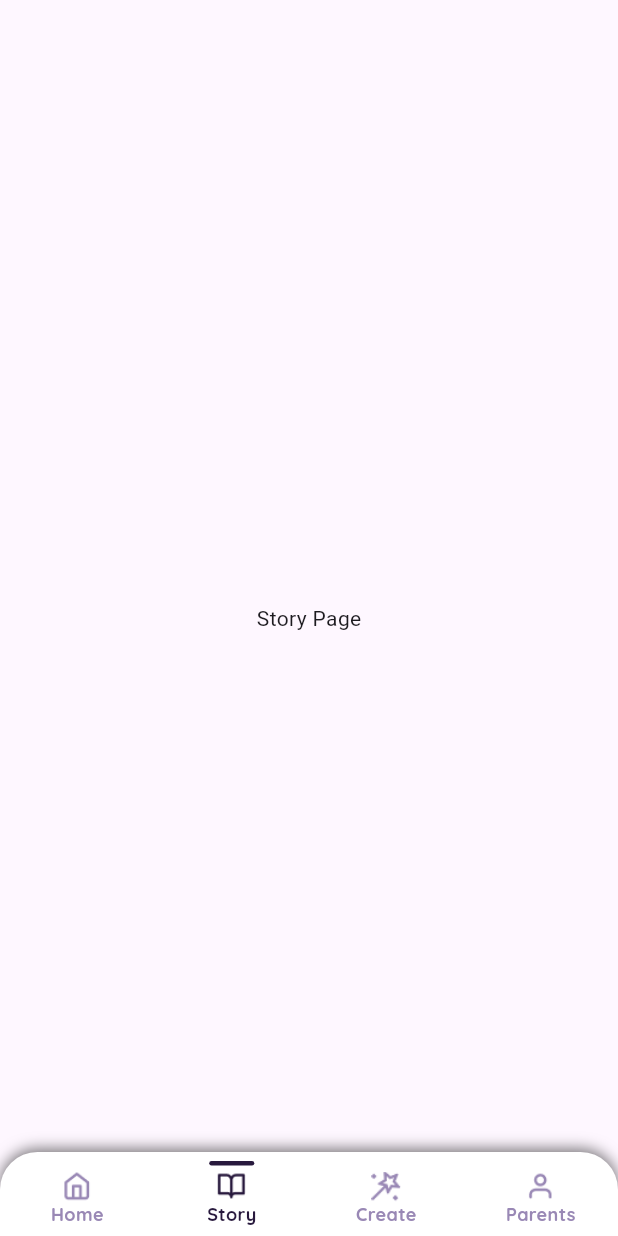
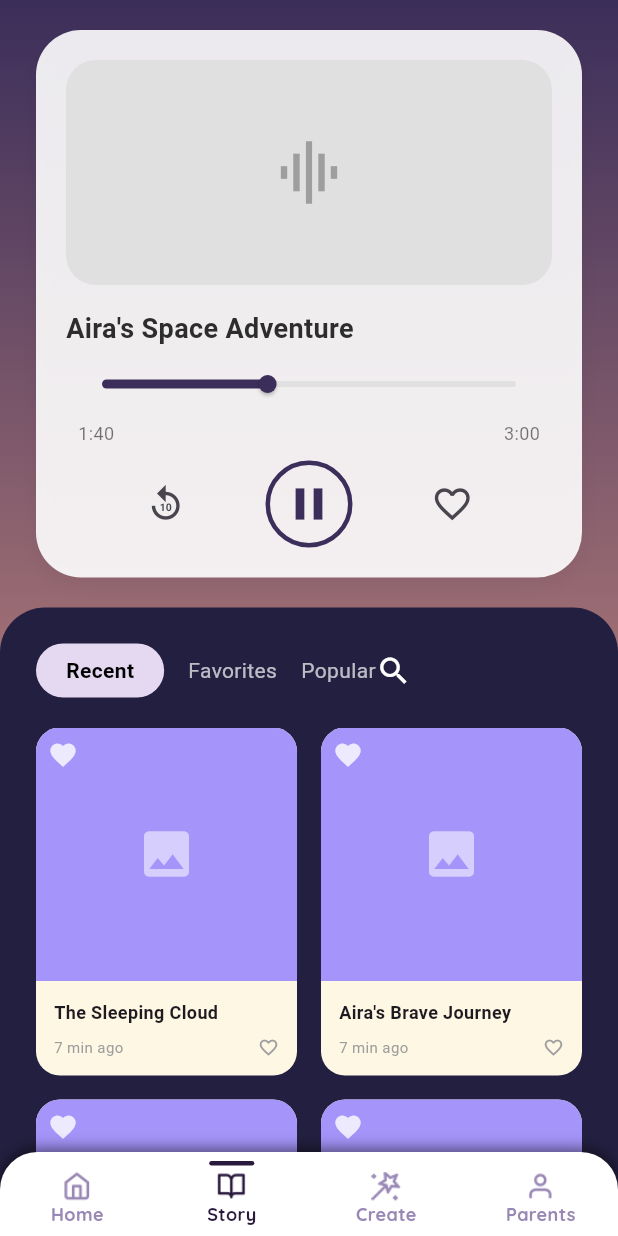
Before and after one commit to Wapikkk/talepuff_app, a Flutter app: the MainNavigationView screen opened by its route, item 2 of the bottom bar chosen, on a phone screen of 412 x 824 dp. Run offline on Flutter 3.47's test engine with Material 3 defaults, Android fonts, the phone set to English and light mode, and no system bars; our stand-ins replace firebase_auth, firebase_core, google_sign_in, image_cropper, image_picker, shared_preferences; accounts and stored records are empty; network calls fail.

Commit message:
feat: create story page

```diff
--- a/lib/data/services/auth_service.dart
+++ b/lib/data/services/auth_service.dart
@@ -3,7 +3,7 @@ import 'package:http/http.dart' as http;
 import 'package:flutter/cupertino.dart';
 
 class AuthService {
-  final String baseUrl = "http://192.168.0.104:8080/api";
+  final String baseUrl = "http://192.168.100.83:8080/api";
 
   Future<void> registerToBackend({
     required String firebaseUid,
--- a/lib/main.dart
+++ b/lib/main.dart
@@ -30,6 +30,9 @@ import 'ui/views/settings/update_email_view.dart';
 import 'ui/views/create_story/create_story_view.dart';
 import 'ui/view_models/create_story_view_model.dart';
 
+import 'ui/views/story/story_view.dart';
+import 'ui/view_models/story_view_model.dart';
+
 void main() async {
   WidgetsFlutterBinding.ensureInitialized();
   await Firebase.initializeApp();
@@ -53,6 +56,7 @@ void main() async {
         ChangeNotifierProvider(create: (_) => SettingsViewModel()),
         ChangeNotifierProvider(create: (_) => UpdateSettingsViewModel()),
         ChangeNotifierProvider(create: (_) => CreateStoryViewModel()),
+        ChangeNotifierProvider(create: (_) => StoryViewModel()),
       ],
       child: const MyApp(),
     ),
@@ -79,6 +83,8 @@ class MyApp extends StatelessWidget {
         '/update_child_name': (context) => const UpdateChildNameView(),
         '/update_email': (context) => const UpdateEmailView(),
         '/update_password': (context) => const UpdatePasswordView(),
+        '/story': (context) => const StoryView(),
+        '/create_story': (context) => const CreateStoryView(),
       },
     );
   }
--- a/lib/ui/view_models/parent_view_model.dart
+++ b/lib/ui/view_models/parent_view_model.dart
@@ -98,7 +98,7 @@ class ParentViewModel extends ChangeNotifier{
     try {
       var request = http.MultipartRequest(
         'POST',
-        Uri.parse('http://192.168.0.104:8080/api/child/upload-photo/$childId'),
+        Uri.parse('http://192.168.100.83:8080/api/child/upload-photo/$childId'),
       );
 
       request.files.add(await http.MultipartFile.fromPath('photo', _imagePreview!.path));
--- /dev/null
+++ b/lib/ui/view_models/story_view_model.dart
@@ -0,0 +1,21 @@
+import 'package:flutter/material.dart';
+
+class StoryViewModel extends ChangeNotifier {
+  bool _isLoading = false;
+  bool get isLoading => _isLoading;
+
+  String _storyText = "";
+  String get storyText => _storyText;
+
+  Future<void> generateStory(String category, String sentiment) async {
+    _isLoading = true;
+    notifyListeners();
+
+    // TODO: Input logic HTTP Request to FastAPI and Audio Player in here
+    await Future.delayed(const Duration(seconds: 2));
+    _storyText = "Stories about $category with a $sentiment vibe will appear here.";
+
+    _isLoading = false;
+    notifyListeners();
+  }
+}
--- a/lib/ui/view_models/update_settings_view_model.dart
+++ b/lib/ui/view_models/update_settings_view_model.dart
@@ -13,7 +13,7 @@ class UpdateSettingsViewModel extends ChangeNotifier {
     _setLoading(true);
 
     try {
-      final url = Uri.parse('http://192.168.0.104:8080/api/child/update-name/$childId');
+      final url = Uri.parse('http://192.168.100.83:8080/api/child/update-name/$childId');
       final response = await http.put(
         url,
         body: jsonEncode({'name': newName.trim()}),
@@ -55,7 +55,7 @@ class UpdateSettingsViewModel extends ChangeNotifier {
       await user.verifyBeforeUpdateEmail(newEmail);
       await user.reload();
 
-      final url = Uri.parse('http://192.168.100.56:8080/api/user/update-email/${user.uid}');
+      final url = Uri.parse('http://192.168.100.83:8080/api/user/update-email/${user.uid}');
       final response = await http.put(
         url,
         body: jsonEncode({'email': newEmail.trim()}),
--- a/lib/ui/views/main_navigation_view.dart
+++ b/lib/ui/views/main_navigation_view.dart
@@ -5,6 +5,7 @@ import '../../../ui/views/home/home_view.dart';
 import '../../../ui/views/parent/parent_view.dart';
 import '../../../ui/widgets/bottom_navbar.dart';
 import '../../../ui/views/create_story/create_story_view.dart';
+import '../../../ui/views/story/story_view.dart';
 
 class MainNavigationView extends StatelessWidget{
   const MainNavigationView ({super.key});
@@ -13,7 +14,7 @@ class MainNavigationView extends StatelessWidget{
   Widget build(BuildContext context) {
     final List<Widget> pages = [
       const HomeView(),
-      const Center(child: Text("Story Page")),
+      const StoryView(),
       const CreateStoryView(),
       const ParentView(),
     ];
--- /dev/null
+++ b/lib/ui/views/story/story_view.dart
@@ -0,0 +1,38 @@
+import 'package:flutter/material.dart';
+import '../../widgets/story/audio_player_card.dart';
+import '../../widgets/story/story_list_panel.dart';
+
+class StoryView extends StatelessWidget {
+  const StoryView({super.key});
+
+  @override
+  Widget build(BuildContext context) {
+    return Scaffold(
+      body: Container(
+        decoration: const BoxDecoration(
+          gradient: LinearGradient(
+            begin: Alignment.topCenter,
+            end: Alignment.bottomCenter,
+            colors: [
+              Color(0xFF3B2E5A),
+              Color(0xFFF9A88B),
+            ],
+          ),
+        ),
+        child: SafeArea(
+          bottom: false,
+          child: Stack(
+            children: [
+              const Column(
+                children: [
+                  AudioPlayerCard(),
+                  Expanded(child: StoryListPanel()),
+                ],
+              ),
+            ],
+          ),
+        ),
+      ),
+    );
+  }
+}
--- a/lib/ui/widgets/parent/child_profile_photo.dart
+++ b/lib/ui/widgets/parent/child_profile_photo.dart
@@ -35,7 +35,7 @@ class ChildProfilePhoto extends StatelessWidget {
                   backgroundImage: parentVM.imagePreview != null
                       ? FileImage(parentVM.imagePreview!) as ImageProvider
                       : (parentVM.currentPhotoUrl != null
-                          ? NetworkImage("http://192.168.100.56:8080${parentVM.currentPhotoUrl}")
+                          ? NetworkImage("http://192.168.100.83:8080${parentVM.currentPhotoUrl}")
                           : const AssetImage(AppAssets.mascotHarimauSumatera)),
                 ),
               ),
@@ -78,7 +78,7 @@ class ChildProfilePhoto extends StatelessWidget {
 
     if (childId == null || childId == "null") {
       ScaffoldMessenger.of(context).showSnackBar(
-        const SnackBar(content: Text("Data anak belum dimuat!")),
+        const SnackBar(content: Text("Child's data has not yet been loaded!")),
       );
       return;
     }
--- /dev/null
+++ b/lib/ui/widgets/story/audio_player_card.dart
@@ -0,0 +1,104 @@
+import 'package:flutter/material.dart';
+
+class AudioPlayerCard extends StatelessWidget{
+  const AudioPlayerCard({super.key});
+
+  @override
+  Widget build(BuildContext context) {
+    return Container(
+      margin: const EdgeInsets.symmetric(horizontal: 24, vertical: 20),
+      padding: const EdgeInsets.all(20),
+      decoration: BoxDecoration(
+        color: Colors.white.withValues(alpha: 0.9),
+        borderRadius: BorderRadius.circular(30),
+        boxShadow: [
+          BoxShadow(
+            color: Colors.black.withValues(alpha: 0.05),
+            blurRadius: 10,
+            offset: const Offset(0, 5),
+          ),
+        ],
+      ),
+
+      child: Column(
+        mainAxisSize: MainAxisSize.min,
+        crossAxisAlignment: CrossAxisAlignment.start,
+        children: [
+          Container(
+            height: 150,
+            width: double.infinity,
+            decoration: BoxDecoration(
+              color: Colors.grey[300],
+              borderRadius: BorderRadius.circular(20),
+            ),
+            child: const Center(
+              child: Icon(Icons.graphic_eq, size: 50, color: Colors.grey),
+            ),
+          ),
+
+          const SizedBox(height: 16),
+
+          const Text(
+            "Aira's Space Adventure",
+            style: TextStyle(
+              fontSize: 18,
+              fontWeight: FontWeight.bold,
+              color: Color(0xFF2D2D2D),
+            ),
+          ),
+
+          SliderTheme(
+            data: SliderTheme.of(context).copyWith(
+              thumbShape: const RoundSliderThumbShape(enabledThumbRadius: 6),
+              trackHeight: 4,
+              activeTrackColor: const Color(0xFF3B2E5A),
+              inactiveTrackColor: Colors.grey[300],
+              thumbColor: const Color(0xFF3B2E5A),
+            ),
+            child: Slider(
+              value: 0.4,
+              onChanged: (value) {},
+            ),
+          ),
+
+          const Padding(
+            padding: EdgeInsets.symmetric(horizontal: 8.0),
+            child: Row(
+              mainAxisAlignment: MainAxisAlignment.spaceBetween,
+              children: [
+                Text("1:40", style: TextStyle(fontSize: 12, color: Colors.black54)),
+                Text("3:00", style: TextStyle(fontSize: 12, color: Colors.black54)),
+              ],
+            ),
+          ),
+
+          const SizedBox(height: 10),
+
+          Row(
+            mainAxisAlignment: MainAxisAlignment.spaceEvenly,
+            children: [
+              IconButton(
+                icon: const Icon(Icons.replay_10, size: 28),
+                onPressed: () {},
+              ),
+              Container(
+                decoration: BoxDecoration(
+                  shape: BoxShape.circle,
+                  border: Border.all(color: const Color(0xFF3B2E5A), width: 3),
+                ),
+                child: IconButton(
+                  icon: const Icon(Icons.pause, size: 36, color: Color(0xFF3B2E5A)),
+                  onPressed: () {},
+                ),
+              ),
+              IconButton(
+                icon: const Icon(Icons.favorite_border, size: 28),
+                onPressed: () {},
+              ),
+            ],
+          ),
+        ],
+      ),
+    );
+  }
+}
--- /dev/null
+++ b/lib/ui/widgets/story/story_card.dart
@@ -0,0 +1,59 @@
+import 'package:flutter/material.dart';
+
+class StoryCard extends StatelessWidget{
+  final String title;
+  const StoryCard({
+    super.key,
+    required this.title
+  });
+
+  @override
+  Widget build(BuildContext context) {
+    return Container(
+      decoration: BoxDecoration(
+        color: const Color(0xFFFDF7E4),
+        borderRadius: BorderRadius.circular(16),
+      ),
+
+      child: Column(
+        crossAxisAlignment: CrossAxisAlignment.start,
+        children: [
+          Expanded(
+            child: Container(
+              decoration: BoxDecoration(
+                color: Color(0xFFA594F9),
+                borderRadius: BorderRadius.vertical(top: Radius.circular(16)),
+              ),
+              child: Stack(
+                children: [
+                  const Center(child: Icon(Icons.image, color: Colors.white54, size: 40)),
+                  Positioned(
+                    top: 8, left: 8,
+                    child: Icon(Icons.favorite, color: Colors.white.withOpacity(0.8), size: 20),
+                  )
+                ],
+              ),
+            ),
+          ),
+          Padding(
+            padding: const EdgeInsets.all(12.0),
+            child: Column(
+              crossAxisAlignment: CrossAxisAlignment.start,
+              children: [
+                Text(title, style: const TextStyle(fontWeight: FontWeight.bold, fontSize: 12)),
+                const SizedBox(height: 8),
+                const Row(
+                  mainAxisAlignment: MainAxisAlignment.spaceBetween,
+                  children: [
+                    Text("7 min ago", style: TextStyle(fontSize: 10, color: Colors.grey)),
+                    Icon(Icons.favorite_border, size: 14, color: Colors.grey),
+                  ],
+                )
+              ],
+            ),
+          )
+        ],
+      ),
+    );
+  }
+}
--- /dev/null
+++ b/lib/ui/widgets/story/story_filter_tabs.dart
@@ -0,0 +1,36 @@
+import 'package:flutter/material.dart';
+
+class StoryFilterTabs extends StatelessWidget{
+  const StoryFilterTabs({Key? key}) : super(key: key);
+
+  @override
+  Widget build(BuildContext context) {
+    return Row(
+      children: [
+        Row(
+          children: [
+            Container(
+              padding: const EdgeInsets.symmetric(horizontal: 20, vertical: 8),
+              decoration: BoxDecoration(
+                color: const Color(0xFFE5D9F2),
+                borderRadius: BorderRadius.circular(20),
+              ),
+              child: const Text(
+                "Recent",
+                style: TextStyle(
+                  color: Colors.black,
+                  fontWeight: FontWeight.bold,
+                ),
+              ),
+            ),
+            const SizedBox(width: 16),
+            const Text("Favorites", style: TextStyle(color: Colors.white70)),
+            const SizedBox(width: 16),
+            const Text("Popular", style: TextStyle(color: Colors.white70)),
+          ],
+        ),
+        const Icon(Icons.search, color: Colors.white),
+      ],
+    );
+  }
+}
--- /dev/null
+++ b/lib/ui/widgets/story/story_list_panel.dart
@@ -0,0 +1,40 @@
+import 'package:flutter/material.dart';
+import 'story_filter_tabs.dart';
+import 'story_card.dart';
+
+class StoryListPanel extends StatelessWidget {
+  const StoryListPanel({super.key});
+
+  @override
+  Widget build(BuildContext context) {
+    return Container(
+      padding: const EdgeInsets.fromLTRB(24, 24, 24, 0),
+      decoration: const BoxDecoration(
+        color: Color(0xFF231F40),
+        borderRadius: BorderRadius.vertical(top: Radius.circular(30)),
+      ),
+      child: Column(
+        children: [
+          const StoryFilterTabs(),
+          const SizedBox(height: 20),
+          Expanded(
+            child: GridView.builder(
+              padding: const EdgeInsets.only(bottom: 90),
+              gridDelegate: const SliverGridDelegateWithFixedCrossAxisCount(
+                crossAxisCount: 2,
+                crossAxisSpacing: 16,
+                mainAxisSpacing: 16,
+                childAspectRatio: 0.75,
+              ),
+              itemCount: 4,
+              itemBuilder: (context, index) {
+                final titles = ["The Sleeping Cloud", "Aira's Brave Journey", "Light in The Forest", "The Sleeping Cloud"];
+                return StoryCard(title: titles[index]);
+              },
+            ),
+          ),
+        ],
+      ),
+    );
+  }
+}
```
